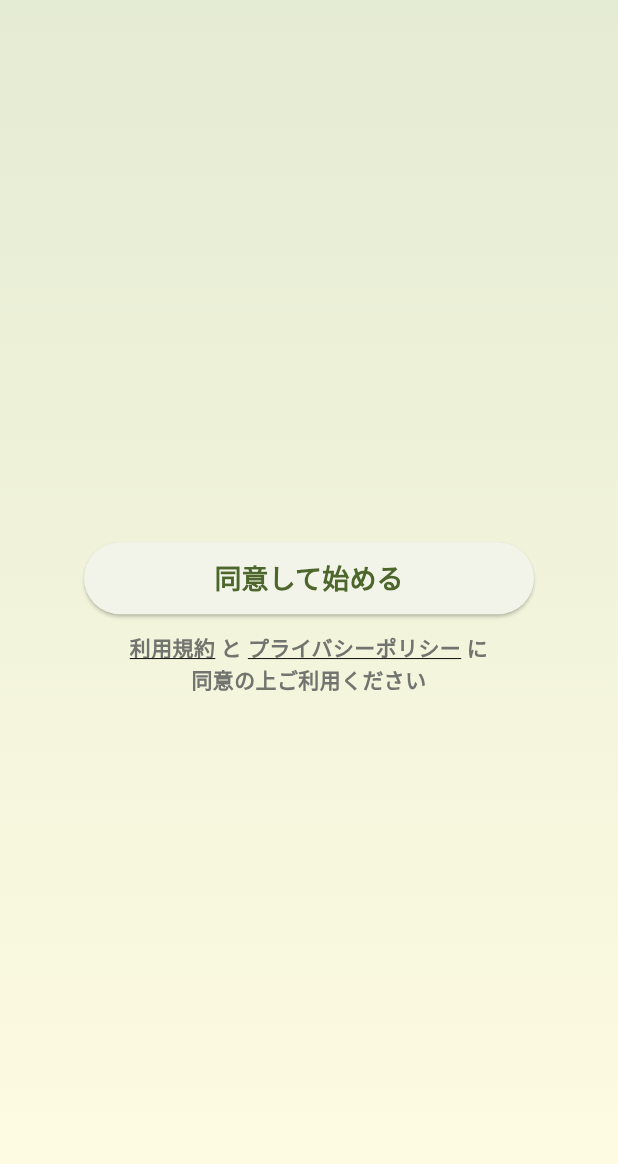
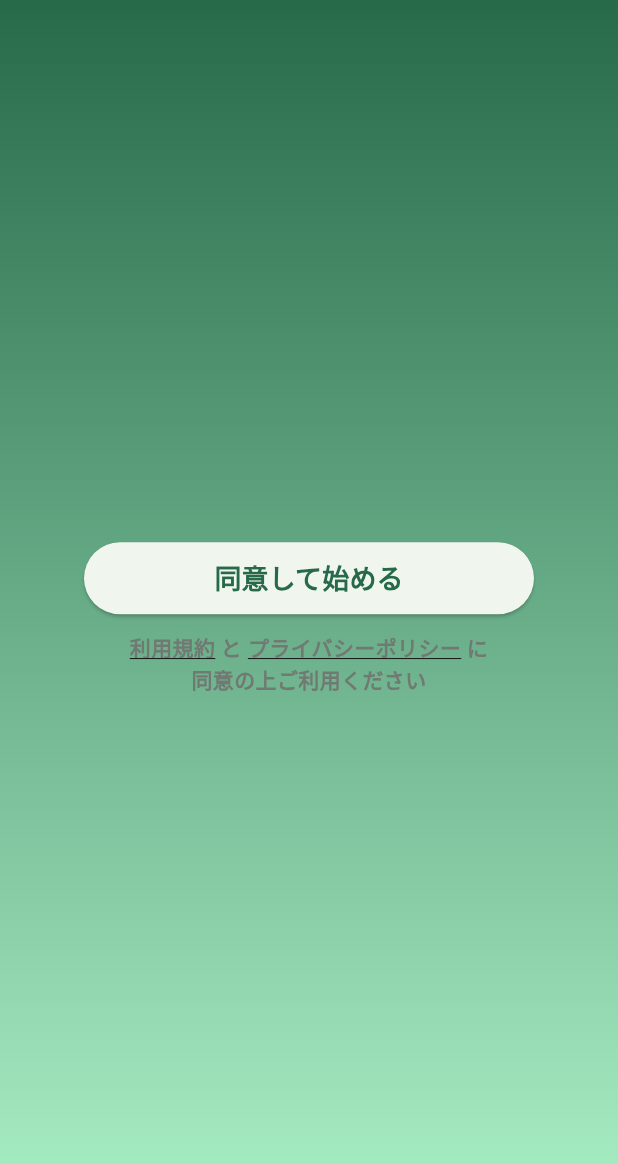
Before and after one commit to Mood-Trend/mood-trend-flutter, a Flutter app: the screen it shows after launch, on a phone screen of 412 x 824 dp. Shown: the top 1164 px of the screen. Run offline on Flutter 3.47's test engine with Material 2 defaults, Android fonts, the phone set to English and light mode, and no system bars; our stand-ins replace cloud_firestore, firebase_auth, firebase_core, flutter_riverpod, freezed_annotation, gap and 4 more; accounts and stored records are empty; generated files the repository leaves out were written again; Roboto replaces fonts that are missing (Noto Sans JP).

Commit message:
feat: 色をMaterial3に準拠しモーダル内の微調整

```diff
--- a/lib/main.dart
+++ b/lib/main.dart
@@ -11,7 +11,6 @@ import 'package:mood_trend_flutter/presentation/components/dialog.dart';
 import 'package:mood_trend_flutter/presentation/components/loading.dart';
 import 'package:mood_trend_flutter/presentation/components/snackbars.dart';
 import 'package:mood_trend_flutter/presentation/root_page.dart';
-import 'package:mood_trend_flutter/utils/app_colors.dart';
 import 'package:mood_trend_flutter/utils/constants.dart';
 import 'package:package_info/package_info.dart';
 
@@ -47,12 +46,7 @@ class App extends ConsumerWidget {
       title: 'Mood Trend',
       theme: ThemeData(
         useMaterial3: true,
-        colorSchemeSeed: AppColors.green,
-        textTheme: TextTheme(
-          bodyLarge: TextStyle(color: AppColors.grey),
-          bodyMedium: TextStyle(color: AppColors.grey),
-          bodySmall: TextStyle(color: AppColors.grey),
-        ),
+        colorSchemeSeed: Colors.greenAccent,
         sliderTheme: SliderThemeData(
           overlayShape: SliderComponentShape.noOverlay,
         ),
--- a/lib/presentation/components/anchor_text.dart
+++ b/lib/presentation/components/anchor_text.dart
@@ -9,7 +9,7 @@ class AnchorText extends StatelessWidget {
 
   static TextStyle anchorStyleText(BuildContext context) => TextStyle(
         decoration: TextDecoration.underline,
-        color: AppColors.grey,
+        color: Theme.of(context).colorScheme.outline,
       );
 
   @override
--- a/lib/presentation/signin_page.dart
+++ b/lib/presentation/signin_page.dart
@@ -15,14 +15,17 @@ class SigninPage extends ConsumerWidget with ErrorHandlerMixin {
 
   @override
   Widget build(BuildContext context, WidgetRef ref) {
+    final colors = Theme.of(context).colorScheme;
     return Scaffold(
       body: Container(
         width: double.infinity,
         decoration: BoxDecoration(
           gradient: LinearGradient(
             colors: [
-              AppColors.green,
-              AppColors.yellow,
+              colors.primary,
+              colors.primaryContainer,
+              // AppColors.green
+              // AppColors.yellow,
             ],
             begin: Alignment.topCenter,
             end: Alignment.bottomCenter,
@@ -66,7 +69,8 @@ class SigninPage extends ConsumerWidget with ErrorHandlerMixin {
                   textAlign: TextAlign.center,
                   text: TextSpan(
                     style: Theme.of(context).textTheme.bodyMedium?.copyWith(
-                          color: Theme.of(context).colorScheme.surface,
+                          // color: Theme.of(context).colorScheme.surface,
+                          color: colors.surface,
                           fontWeight: FontWeight.bold,
                         ),
                     children: [
@@ -80,7 +84,7 @@ class SigninPage extends ConsumerWidget with ErrorHandlerMixin {
                       ),
                       TextSpan(
                         text: ' と ',
-                        style: TextStyle(color: AppColors.grey),
+                        style: TextStyle(color: colors.outline),
                       ),
                       TextSpan(
                         text: 'プライバシーポリシー',
@@ -92,7 +96,7 @@ class SigninPage extends ConsumerWidget with ErrorHandlerMixin {
                       ),
                       TextSpan(
                         text: ' に\n同意の上ご利用ください',
-                        style: TextStyle(color: AppColors.grey),
+                        style: TextStyle(color: colors.outline),
                       ),
                     ],
                   ),
```
Also changed, not shown: lib/presentation/research/research_1.dart (+11 -8 lines).
